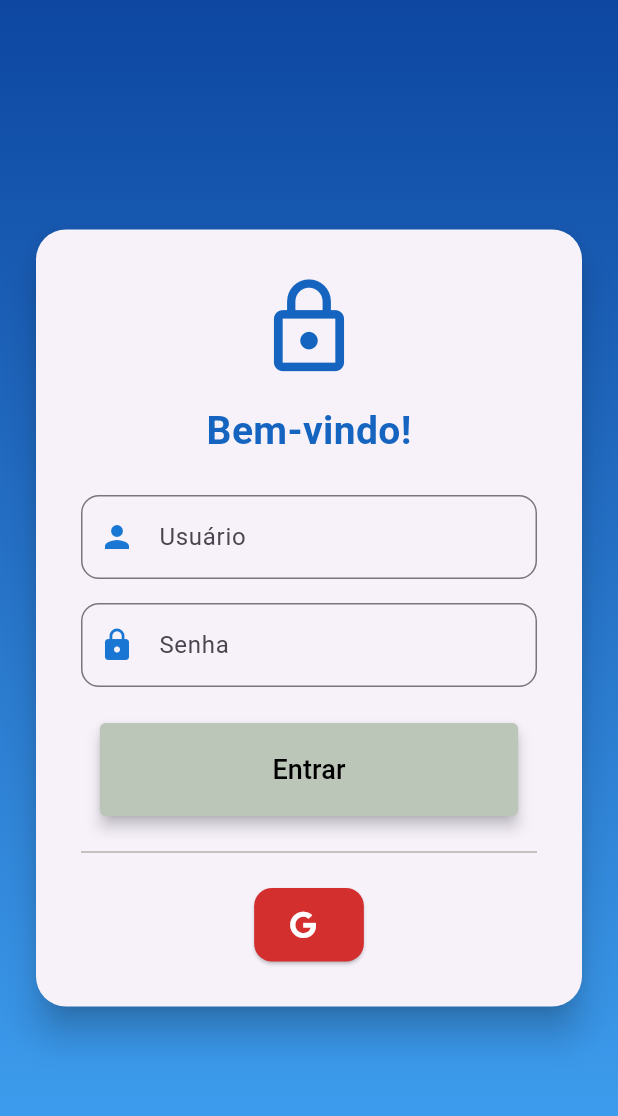
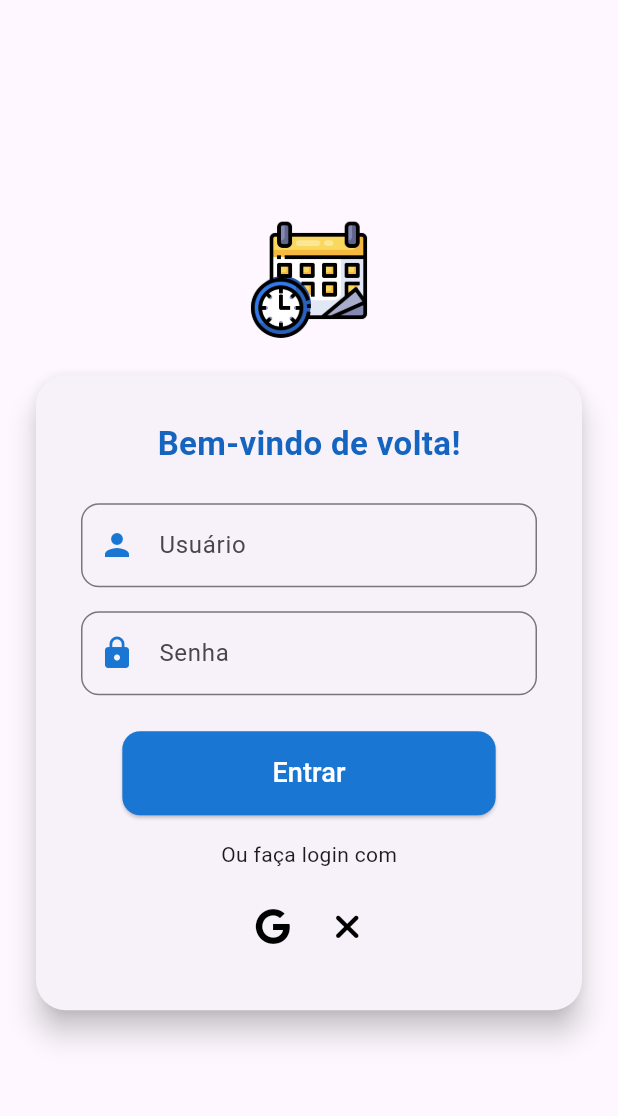
Before and after one commit to VictorKlitzke/pedidos-pecas, a Flutter app: the screen it shows after launch, on a phone screen of 412 x 824 dp. Shown: the top 1116 px of the screen. Run offline on Flutter 3.47's test engine with Material 3 defaults, Android fonts, the light colour scheme and no system bars; our stand-ins replace carousel_slider, cookie_jar, dio, dio_cookie_manager, font_awesome_flutter, go_router and 1 more.

Commit message:
fix: mudando a tela de login

```diff
--- a/frontend/lib/data/core/network/api_network.dart
+++ b/frontend/lib/data/core/network/api_network.dart
@@ -1,4 +1,4 @@
-import 'package:pedidos_pecas/data/core/network/dio_network.dart';
+import 'package:ToLivre/data/core/network/dio_network.dart';
 
 class GetServices {
   Future<List<Map<String, dynamic>>> getOrders() async {
--- a/frontend/lib/data/core/network/auth_network.dart
+++ b/frontend/lib/data/core/network/auth_network.dart
@@ -1,4 +1,4 @@
-import 'package:pedidos_pecas/data/core/network/dio_network.dart';
+import 'package:ToLivre/data/core/network/dio_network.dart';
 
 class AuthNetwork {
   Future<bool> postLogin(String username, String password) async {
--- a/frontend/lib/data/core/network/dio_network.dart
+++ b/frontend/lib/data/core/network/dio_network.dart
@@ -3,7 +3,7 @@ import 'package:dio_cookie_manager/dio_cookie_manager.dart';
 import 'package:cookie_jar/cookie_jar.dart';
 
 final dio = Dio(BaseOptions(
-  baseUrl: 'http://192.168.1.5:3000/api/',
+  baseUrl: 'http://192.168.1.4:3000/api/',
   headers: {
     'Content-Type': 'application/json',
   },
--- a/frontend/lib/data/core/routers/app_routers.dart
+++ b/frontend/lib/data/core/routers/app_routers.dart
@@ -1,8 +1,8 @@
 import 'package:flutter/material.dart';
 import 'package:go_router/go_router.dart';
-import 'package:pedidos_pecas/data/feature/layout/base_layout.dart';
-import 'package:pedidos_pecas/data/feature/pages/home_page.dart';
-import 'package:pedidos_pecas/data/feature/pages/login_page.dart';
+import 'package:ToLivre/data/feature/layout/base_layout.dart';
+import 'package:ToLivre/data/feature/pages/home_page.dart';
+import 'package:ToLivre/data/feature/pages/login_page.dart';
 
 final GoRouter appRouters = GoRouter(
   routes: [
--- a/frontend/lib/data/feature/layout/base_layout.dart
+++ b/frontend/lib/data/feature/layout/base_layout.dart
@@ -1,5 +1,6 @@
+import 'package:ToLivre/data/feature/widget/components/app_colors_components.dart';
 import 'package:flutter/material.dart';
-import 'package:pedidos_pecas/data/feature/pages/navigation_page.dart';
+import 'package:ToLivre/data/feature/pages/navigation_page.dart';
 
 class BaseLayout extends StatelessWidget {
   final Widget body;
@@ -11,7 +12,7 @@ class BaseLayout extends StatelessWidget {
     return Scaffold(
       appBar: AppBar(
         title: const Text(''),
-        backgroundColor: const Color.fromARGB(255, 14, 21, 112),
+        backgroundColor: AppColorsComponents.primary,
         centerTitle: true,
         elevation: 0,
         titleTextStyle: const TextStyle(
--- a/frontend/lib/data/feature/pages/home_page.dart
+++ b/frontend/lib/data/feature/pages/home_page.dart
@@ -1,6 +1,5 @@
 import 'package:flutter/material.dart';
-import 'package:pedidos_pecas/data/core/network/api_network.dart';
-import 'package:pedidos_pecas/data/feature/widget/components/list_services_components.dart';
+import 'package:ToLivre/data/feature/widget/components/list_services_components.dart';
 
 class HomePage extends StatefulWidget{
   _HomePage createState() => _HomePage();
--- a/frontend/lib/data/feature/pages/login_page.dart
+++ b/frontend/lib/data/feature/pages/login_page.dart
@@ -1,10 +1,8 @@
 import 'package:flutter/material.dart';
 import 'package:go_router/go_router.dart';
 import 'package:font_awesome_flutter/font_awesome_flutter.dart';
-import 'package:pedidos_pecas/data/core/network/auth_network.dart';
-import 'package:pedidos_pecas/data/core/network/google_api_network.dart';
-import 'package:pedidos_pecas/data/feature/widget/components/app_colors_components.dart';
-import 'package:pedidos_pecas/data/feature/widget/components/buttons/padrao_button.dart';
+import 'package:ToLivre/data/core/network/auth_network.dart';
+import 'package:ToLivre/data/core/network/google_api_network.dart';
 
 class LoginPage extends StatefulWidget {
   @override
@@ -22,9 +20,6 @@ class _LoginPageState extends State<LoginPage> {
   void postGoogle(BuildContext context) async {
     final account = await googleAuthService.signInWithGoogle();
     if (account != null) {
-      print('Logado como: ${account.displayName}');
-      print('Email: ${account.email}');
-      print('Foto: ${account.photoUrl}');
       context.go('/homepage');
     }
   }
@@ -32,10 +27,6 @@ class _LoginPageState extends State<LoginPage> {
   void postLogin(BuildContext context) async {
     final username = usernameController.text;
     final password = passwordController.text;
-
-    if (username != null || password != null) {
-
-    }
 
     try {
       bool success = await authNetwork.postLogin(username, password);
@@ -50,19 +41,20 @@ class _LoginPageState extends State<LoginPage> {
   @override
   Widget build(BuildContext context) {
     return Scaffold(
-      body: Container(
-        decoration: BoxDecoration(
-          gradient: LinearGradient(
-            begin: Alignment.topCenter,
-            end: Alignment.bottomCenter,
-            colors: [Colors.blue.shade900, Colors.blue.shade400],
-          ),
-        ),
-        child: Center(
+      body: Center(
         child: SingleChildScrollView(
           padding: EdgeInsets.all(20.0),
-            child: Card(
-              elevation: 10.0,
+          child: Column(
+            mainAxisSize: MainAxisSize.min,
+            crossAxisAlignment: CrossAxisAlignment.center,
+            children: [
+              Image.asset(
+                'assets/image/logo.png',
+                height: 80,
+              ),
+              SizedBox(height: 20.0),
+              Card(
+                elevation: 8.0,
                 shape: RoundedRectangleBorder(
                   borderRadius: BorderRadius.circular(20.0),
                 ),
@@ -71,19 +63,12 @@ class _LoginPageState extends State<LoginPage> {
                   child: Form(
                     key: _formKey,
                     child: Column(
-                    mainAxisSize: MainAxisSize.min,
                       crossAxisAlignment: CrossAxisAlignment.center,
                       children: [
-                      Icon(
-                        Icons.lock_outline,
-                        size: 70.0,
-                        color: Colors.blue.shade800,
-                      ),
-                      SizedBox(height: 16.0),
                         Text(
-                        'Bem-vindo!',
+                          'Bem-vindo de volta!',
                           style: TextStyle(
-                          fontSize: 26.0,
+                            fontSize: 22.0,
                             fontWeight: FontWeight.bold,
                             color: Colors.blue.shade800,
                           ),
@@ -120,32 +105,63 @@ class _LoginPageState extends State<LoginPage> {
                               : null,
                         ),
                         SizedBox(height: 24.0),
-                      PadraoButton(
-                        onPressed: isLoading ? null : () => postLogin(context),
-                        text: 'Entrar',
-                        textColor: Colors.black,
-                        backgroundColor: AppColorsComponents.third,
-                        fontSize: 18,
-                        padding:
-                            EdgeInsets.symmetric(horizontal: 115, vertical: 18),
-                        textAlign: Alignment.center,
-                        isLoading: isLoading,
+                        ElevatedButton(
+                          onPressed:
+                              isLoading ? null : () => postLogin(context),
+                          style: ElevatedButton.styleFrom(
+                            backgroundColor: Colors.blue.shade700,
+                            padding: EdgeInsets.symmetric(
+                                horizontal: 100, vertical: 15),
+                            shape: RoundedRectangleBorder(
+                              borderRadius: BorderRadius.circular(12),
+                            ),
+                          ),
+                          child: isLoading
+                              ? CircularProgressIndicator(color: Colors.white)
+                              : Text(
+                                  'Entrar',
+                                  style: TextStyle(
+                                      fontSize: 18, color: Colors.white),
+                                ),
                         ),
                         SizedBox(height: 16.0),
-                      Divider(thickness: 1.2, color: Colors.grey.shade400),
-                      SizedBox(height: 16.0),
-                      ElevatedButton.icon(
-                        label: Text(''),
+                        Text('Ou faça login com'),
+                        SizedBox(height: 12.0),
+                        Row(
+                          mainAxisAlignment: MainAxisAlignment.center,
+                          children: [
+                            IconButton(
                               onPressed: () => postGoogle(context),
-                        icon: FaIcon(FontAwesomeIcons.google,
-                            color: Colors.white),
+                              icon: FaIcon(
+                                FontAwesomeIcons.google,
+                                color: Colors.black,
+                              ),
                               style: ElevatedButton.styleFrom(
-                          foregroundColor: Colors.white,
-                          backgroundColor: Colors.red.shade700,
-                          padding: EdgeInsets.symmetric(
-                              vertical: 14, horizontal: 24),
+                                backgroundColor: Colors.transparent,
+                                padding: EdgeInsets.all(14),
                                 shape: RoundedRectangleBorder(
                                   borderRadius: BorderRadius.circular(12),
+                                ),
+                              ),
+                            ),
+                            IconButton(
+                              onPressed: () => print('X'),
+                              icon: FaIcon(
+                                FontAwesomeIcons.times,
+                                color: Colors.black,
+                              ),
+                              style: ElevatedButton.styleFrom(
+                                backgroundColor: Colors.transparent,
+                                padding: EdgeInsets.all(14),
+                                shape: RoundedRectangleBorder(
+                                  borderRadius: BorderRadius.circular(12),
+                                ),
+                              ),
+                            ),
+                          ],
+                        )
+                      ],
+                    ),
                   ),
                 ),
               ),
@@ -153,10 +169,6 @@ class _LoginPageState extends State<LoginPage> {
           ),
         ),
       ),
-            ),
-          ),
-        ),
-      ),
     );
   }
 }
--- a/frontend/lib/data/feature/widget/components/app_colors_components.dart
+++ b/frontend/lib/data/feature/widget/components/app_colors_components.dart
@@ -1,7 +1,7 @@
 import 'package:flutter/material.dart';
 
 class AppColorsComponents {
-  static const primary = Color.fromARGB(255, 59, 183, 255);
+  static const primary = Color.fromARGB(255, 14, 21, 112);
   static const secudary = Color.fromARGB(255, 255, 252, 59);
   static const third = Color.fromARGB(255, 187, 197, 184);
 }
--- a/frontend/lib/main.dart
+++ b/frontend/lib/main.dart
@@ -1,6 +1,6 @@
 import 'package:flutter/material.dart';
-import 'package:pedidos_pecas/data/core/network/dio_network.dart';
-import 'package:pedidos_pecas/data/core/routers/app_routers.dart';
+import 'package:ToLivre/data/core/network/dio_network.dart';
+import 'package:ToLivre/data/core/routers/app_routers.dart';
 
 void main() {
   configureDio();
```
Also changed, not shown: frontend/lib/data/feature/pages/navigation_page.dart (+56 -31 lines), frontend/pubspec.yaml (+4 -70 lines), frontend/assets/image/logo.png (added), 3 other files. Lines whose indentation alone changed are shown as unchanged.
